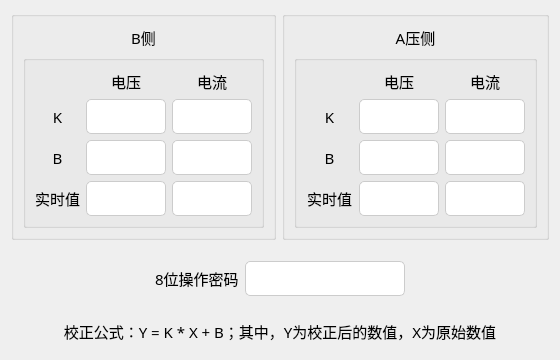
Curtain-Wang/TDB, file tform3.ui: the form before one commit.
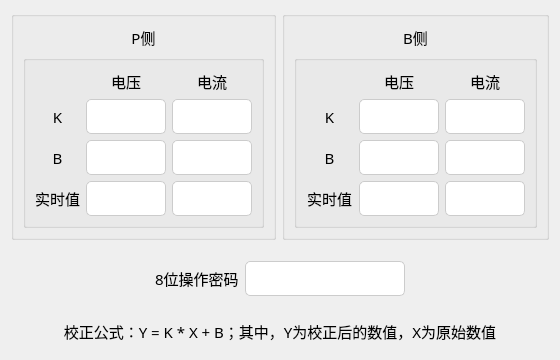
The form after the commit. Custom widgets are drawn as their Qt base class.

Commit message: 1.更新窗口标题为DC48DC48I100 2.新增转换效率，电池端总功率 3.校准界面标题修改 4.参数配置 温度配置2位小数改成1位小数

Patch:
```diff
--- a/tform3.ui
+++ b/tform3.ui
@@ -51,7 +51,7 @@
            </font>
           </property>
           <property name="text">
-           <string>B侧</string>
+           <string>P侧</string>
           </property>
           <property name="alignment">
            <set>Qt::AlignCenter</set>
@@ -292,7 +292,7 @@
            </font>
           </property>
           <property name="text">
-           <string>A压侧</string>
+           <string>B侧</string>
           </property>
           <property name="alignment">
            <set>Qt::AlignCenter</set>
```
The commit also changes 4 other files.
